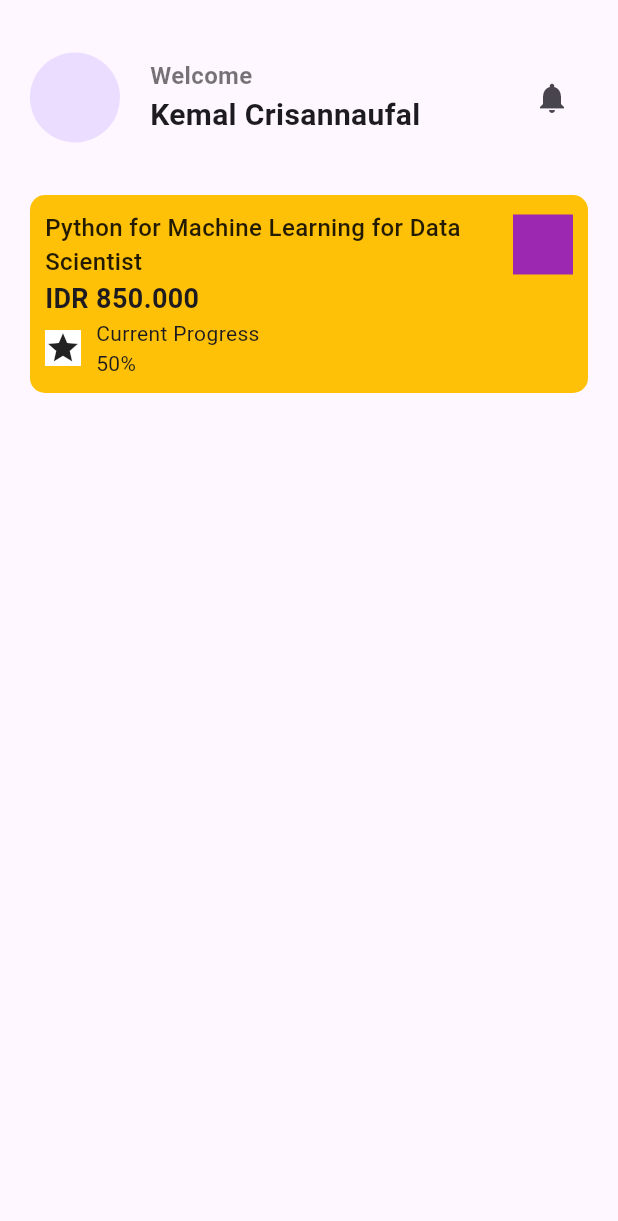
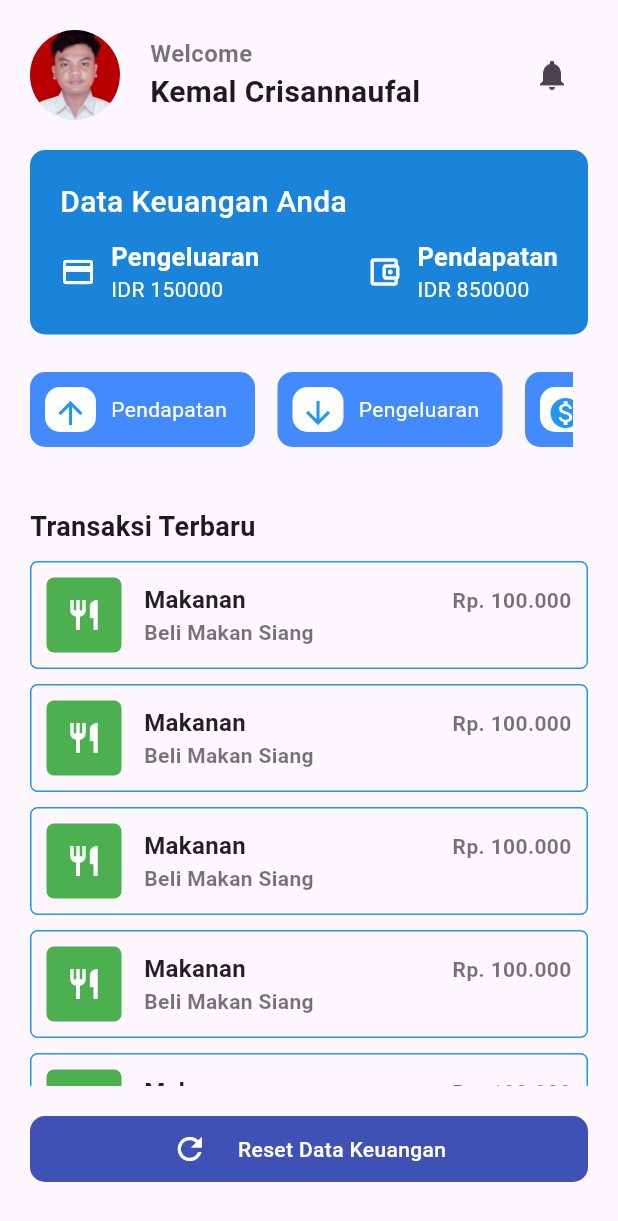
Before and after one commit to kemalcrisannaufal/finance-management, a Flutter app: the screen it shows after launch, on a phone screen of 412 x 824 dp. Shown: the top 1221 px of the screen. Run offline on Flutter 3.47's test engine with Material 3 defaults, Android fonts, the phone set to English and light mode, and no system bars; our stand-ins replace get.

Commit message:
Fix dashboard

```diff
--- a/lib/app/modules/home/views/home_view.dart
+++ b/lib/app/modules/home/views/home_view.dart
@@ -3,6 +3,9 @@ import 'package:flutter/material.dart';
 import 'package:flutter/widgets.dart';
 
 import 'package:get/get.dart';
+import 'package:online_leaning/app/modules/home/views/information_card_view.dart';
+import 'package:online_leaning/app/modules/home/views/menu_view.dart';
+import 'package:online_leaning/app/modules/home/views/reset_data_view.dart';
 import 'package:online_leaning/app/shared/widgets/appbar.dart';
 
 import '../controllers/home_controller.dart';
@@ -18,68 +21,111 @@ class HomeView extends GetView<HomeController> {
           padding: EdgeInsets.symmetric(horizontal: 20),
           child: ListView(
             children: [
+              InformationCardView(),
+              SizedBox(height: 15),
               Container(
-                padding: EdgeInsets.all(10),
-                decoration: BoxDecoration(
-                  color: Colors.amber,
-                  borderRadius: BorderRadius.all(Radius.circular(10)),
+                padding: const EdgeInsets.only(right: 10, top: 10, bottom: 10),
+                height: 70,
+                child: ListView(scrollDirection: Axis.horizontal, children: [
+                  MenuView(
+                    name: "Pendapatan",
+                    iconData: Icons.arrow_upward,
+                    onTap: () {},
                   ),
-                child: Column(
-                  crossAxisAlignment: CrossAxisAlignment.start,
-                  children: [
-                    Container(
-                      child: Row(
-                        mainAxisAlignment: MainAxisAlignment.spaceBetween,
-                        children: [
-                          Flexible(
-                            child: Text(
-                              "Python for Machine Learning for Data Scientist",
-                              style: TextStyle(
-                                fontSize: 16,
-                                fontWeight: FontWeight.w500,
-                                color: Colors.black87,
+                  MenuView(
+                    name: "Pengeluaran",
+                    iconData: Icons.arrow_downward,
+                    onTap: () {},
                   ),
+                  MenuView(
+                    name: "Limit",
+                    iconData: Icons.monetization_on,
+                    onTap: () {},
                   ),
+                  SizedBox(height: 10),
+                ]),
               ),
-                          SizedBox(width: 10),
-                          Container(
-                            height: 40,
-                            width: 40,
-                            color: Colors.purple,
-                          )
-                        ],
-                      ),
-                    ),
+              SizedBox(height: 10),
+              SizedBox(height: 20),
               Text(
-                      'IDR 850.000',
+                "Transaksi Terbaru",
                 style: TextStyle(
                   fontSize: 18,
                   fontWeight: FontWeight.bold,
                 ),
               ),
-                    Row(
+              SizedBox(height: 10),
+              Container(
+                height: 350,
+                child: ListView.builder(
+                    itemCount: 10,
+                    itemBuilder: (context, index) {
+                      return Container(
+                        margin: EdgeInsets.only(bottom: 10),
+                        padding: EdgeInsets.all(10),
+                        decoration: BoxDecoration(
+                          borderRadius: BorderRadius.circular(5),
+                          border: Border.all(color: Colors.blue),
+                        ),
+                        child: Row(
+                          children: [
+                            Container(
+                              margin: EdgeInsets.only(right: 15),
+                              width: 50,
+                              height: 50,
+                              decoration: BoxDecoration(
+                                color: Colors.green,
+                                borderRadius: BorderRadius.circular(5),
+                              ),
+                              child: Icon(
+                                Icons.restaurant,
+                                color: Colors.white,
+                              ),
+                            ),
+                            Container(
+                              child: Expanded(
+                                child: Column(
+                                  crossAxisAlignment: CrossAxisAlignment.start,
                                   children: [
                                     Row(
+                                      mainAxisAlignment:
+                                          MainAxisAlignment.spaceBetween,
                                       children: [
-                            Container(
-                              color: Colors.white,
-                              child: Icon(Icons.star),
+                                        Text(
+                                          "Makanan",
+                                          style: TextStyle(
+                                              fontSize: 16,
+                                              fontWeight: FontWeight.bold,
+                                              color: Colors.black87),
                                         ),
-                            SizedBox(width: 10),
-                            Column(
-                              crossAxisAlignment: CrossAxisAlignment.start,
-                              children: [
-                                Text('Current Progress'),
-                                Text('50%'),
+                                        Text(
+                                          "Rp. 100.000",
+                                          style: TextStyle(
+                                              fontSize: 14,
+                                              fontWeight: FontWeight.bold,
+                                              color: Colors.black54),
+                                        ),
                                       ],
+                                    ),
+                                    Text(
+                                      "Beli Makan Siang",
+                                      style: TextStyle(
+                                          fontSize: 14,
+                                          fontWeight: FontWeight.bold,
+                                          color: Colors.black54),
+                                    ),
+                                  ],
+                                ),
+                              ),
                             )
                           ],
                         ),
-                        Column(),
-                      ],
-                    )
-                  ],
+                      );
+                    }),
               ),
+              SizedBox(height: 20),
+              ResetDataView(
+                onTap: () {},
               ),
             ],
           ),
--- /dev/null
+++ b/lib/app/modules/home/views/information_card_view.dart
@@ -0,0 +1,91 @@
+import 'package:flutter/material.dart';
+
+import 'package:get/get.dart';
+
+class InformationCardView extends GetView {
+  const InformationCardView({Key? key}) : super(key: key);
+  @override
+  Widget build(BuildContext context) {
+    var titleTextStyle = TextStyle(
+      color: Colors.white,
+      fontSize: 17,
+      fontWeight: FontWeight.bold,
+    );
+    var subtitleTextStyle = TextStyle(
+      color: Colors.white,
+    );
+    return Container(
+      padding: EdgeInsets.symmetric(horizontal: 20, vertical: 20),
+      decoration: BoxDecoration(
+        color: const Color.fromARGB(255, 26, 132, 219),
+        borderRadius: BorderRadius.all(Radius.circular(10)),
+      ),
+      child: Column(
+        crossAxisAlignment: CrossAxisAlignment.start,
+        children: [
+          Container(
+            child: Text(
+              "Data Keuangan Anda",
+              style: TextStyle(
+                fontSize: 20,
+                fontWeight: FontWeight.w500,
+                color: Colors.white,
+              ),
+            ),
+          ),
+          SizedBox(height: 10),
+          Row(
+            mainAxisAlignment: MainAxisAlignment.spaceBetween,
+            children: [
+              Row(
+                children: [
+                  Icon(
+                    Icons.credit_card,
+                    color: Colors.white,
+                  ),
+                  SizedBox(width: 10),
+                  Column(
+                    crossAxisAlignment: CrossAxisAlignment.start,
+                    children: [
+                      Text(
+                        'Pengeluaran',
+                        style: titleTextStyle,
+                      ),
+                      Text(
+                        'IDR 150000',
+                        style: subtitleTextStyle,
+                      ),
+                    ],
+                  )
+                ],
+              ),
+              Column(),
+              Row(
+                children: [
+                  Icon(
+                    Icons.account_balance_wallet_outlined,
+                    color: Colors.white,
+                  ),
+                  SizedBox(width: 10),
+                  Column(
+                    crossAxisAlignment: CrossAxisAlignment.start,
+                    children: [
+                      Text(
+                        'Pendapatan',
+                        style: titleTextStyle,
+                      ),
+                      Text(
+                        'IDR 850000',
+                        style: subtitleTextStyle,
+                      ),
+                    ],
+                  )
+                ],
+              ),
+            ],
+          ),
+        ],
+      ),
+    );
+  }
+}
--- /dev/null
+++ b/lib/app/modules/home/views/menu_view.dart
@@ -0,0 +1,50 @@
+import 'package:flutter/material.dart';
+
+import 'package:get/get.dart';
+
+class MenuView extends GetView {
+  final name;
+  final IconData iconData;
+  final Function() onTap;
+
+  const MenuView({
+    required this.name,
+    required this.iconData,
+    required this.onTap,
+  });
+  @override
+  Widget build(BuildContext context) {
+    return GestureDetector(
+      onTap: onTap,
+      child: Container(
+        margin: EdgeInsets.only(right: 15),
+        padding: EdgeInsets.all(10),
+        width: 150,
+        decoration: BoxDecoration(
+          color: Colors.blueAccent,
+          borderRadius: BorderRadius.circular(10),
+        ),
+        child: Row(
+          children: [
+            Container(
+              padding: EdgeInsets.all(5),
+              decoration: BoxDecoration(
+                color: Colors.white,
+                borderRadius: BorderRadius.circular(10),
+              ),
+              child: Icon(
+                iconData,
+                color: Colors.blue,
+              ),
+            ),
+            SizedBox(width: 10),
+            Text(name,
+                style: TextStyle(
+                  color: Colors.white,
+                )),
+          ],
+        ),
+      ),
+    );
+  }
+}
--- /dev/null
+++ b/lib/app/modules/home/views/reset_data_view.dart
@@ -0,0 +1,42 @@
+import 'package:flutter/material.dart';
+
+import 'package:get/get.dart';
+
+class ResetDataView extends GetView {
+  final void Function()? onTap;
+  const ResetDataView({
+    Key? key,
+    required this.onTap,
+  }) : super(key: key);
+  @override
+  Widget build(BuildContext context) {
+    return GestureDetector(
+      onTap: onTap,
+      child: Container(
+          padding: EdgeInsets.symmetric(vertical: 10),
+          decoration: BoxDecoration(
+            color: Colors.indigo,
+            borderRadius: BorderRadius.circular(10),
+          ),
+          child: Row(
+            mainAxisAlignment: MainAxisAlignment.center,
+            children: [
+              Icon(
+                Icons.refresh,
+                color: Colors.white,
+              ),
+              SizedBox(width: 20),
+              Text(
+                "Reset Data Keuangan",
+                textAlign: TextAlign.center,
+                style: TextStyle(
+                  fontSize: 14,
+                  fontWeight: FontWeight.w500,
+                  color: Colors.white,
+                ),
+              ),
+            ],
+          )),
+    );
+  }
+}
--- a/lib/app/shared/widgets/appbar.dart
+++ b/lib/app/shared/widgets/appbar.dart
@@ -26,8 +26,10 @@ class CustomAppBar extends StatelessWidget implements PreferredSizeWidget {
               Row(
                 children: [
                   const CircleAvatar(
-                    radius: 30,
-                  ),
+                      radius: 30,
+                      backgroundImage: AssetImage(
+                        'assets/images/foto.jpg',
+                      )),
                   const SizedBox(width: 20),
                   Column(
                     mainAxisAlignment: MainAxisAlignment.center,
@@ -64,5 +66,5 @@ class CustomAppBar extends StatelessWidget implements PreferredSizeWidget {
   }
 
   @override
-  Size get preferredSize => const Size.fromHeight(130);
+  Size get preferredSize => const Size.fromHeight(100);
 }
--- a/pubspec.yaml
+++ b/pubspec.yaml
@@ -18,3 +18,5 @@ dev_dependencies:
 
 flutter:
   uses-material-design: true
+  assets:
+    - assets/images/
```
Also changed, not shown: assets/images/foto.jpg (added), 2 other files. Lines whose indentation alone changed are shown as unchanged.
